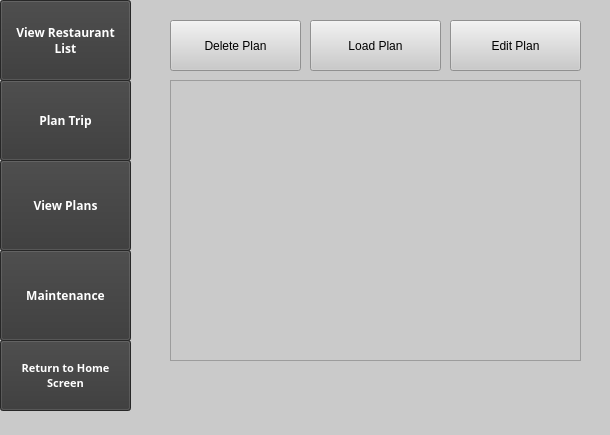
Old version of the form FastFoodFinder/mainwindow.ui in the repository annaali1/CS1DProject1.
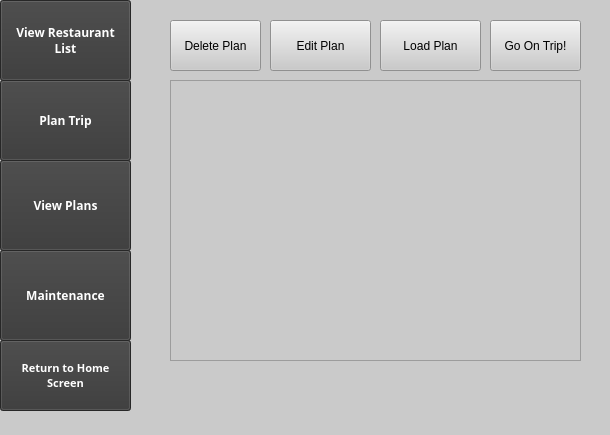
New version of the form. The open tabs and pages were chosen to show the change.

The edit to the form file:
```diff
--- a/FastFoodFinder/mainwindow.ui
+++ b/FastFoodFinder/mainwindow.ui
@@ -148,6 +148,15 @@
        </color>
       </brush>
      </colorrole>
+     <colorrole role="PlaceholderText">
+      <brush brushstyle="NoBrush">
+       <color alpha="128">
+        <red>255</red>
+        <green>255</green>
+        <blue>255</blue>
+       </color>
+      </brush>
+     </colorrole>
     </active>
     <inactive>
      <colorrole role="WindowText">
@@ -285,6 +294,15 @@
        </color>
       </brush>
      </colorrole>
+     <colorrole role="PlaceholderText">
+      <brush brushstyle="NoBrush">
+       <color alpha="128">
+        <red>255</red>
+        <green>255</green>
+        <blue>255</blue>
+       </color>
+      </brush>
+     </colorrole>
     </inactive>
     <disabled>
      <colorrole role="WindowText">
@@ -422,6 +440,15 @@
        </color>
       </brush>
      </colorrole>
+     <colorrole role="PlaceholderText">
+      <brush brushstyle="NoBrush">
+       <color alpha="128">
+        <red>255</red>
+        <green>255</green>
+        <blue>255</blue>
+       </color>
+      </brush>
+     </colorrole>
     </disabled>
    </palette>
   </property>
@@ -619,38 +646,12 @@
      </widget>
     </widget>
     <widget class="QWidget" name="viewPlansPage">
-     <widget class="QPushButton" name="loadPlan_button">
-      <property name="geometry">
-       <rect>
-        <x>180</x>
-        <y>20</y>
-        <width>131</width>
-        <height>51</height>
-       </rect>
-      </property>
-      <property name="text">
-       <string>Load Plan</string>
-      </property>
-     </widget>
-     <widget class="QPushButton" name="deletePlan_button">
-      <property name="geometry">
-       <rect>
-        <x>40</x>
-        <y>20</y>
-        <width>131</width>
-        <height>51</height>
-       </rect>
-      </property>
-      <property name="text">
-       <string>Delete Plan</string>
-      </property>
-     </widget>
      <widget class="QPushButton" name="editPlan_button">
       <property name="geometry">
        <rect>
-        <x>320</x>
+        <x>140</x>
         <y>20</y>
-        <width>131</width>
+        <width>101</width>
         <height>51</height>
        </rect>
       </property>
@@ -658,6 +659,32 @@
        <string>Edit Plan</string>
       </property>
      </widget>
+     <widget class="QPushButton" name="deletePlan_button">
+      <property name="geometry">
+       <rect>
+        <x>40</x>
+        <y>20</y>
+        <width>91</width>
+        <height>51</height>
+       </rect>
+      </property>
+      <property name="text">
+       <string>Delete Plan</string>
+      </property>
+     </widget>
+     <widget class="QPushButton" name="trip_button">
+      <property name="geometry">
+       <rect>
+        <x>360</x>
+        <y>20</y>
+        <width>91</width>
+        <height>51</height>
+       </rect>
+      </property>
+      <property name="text">
+       <string>Go On Trip!</string>
+      </property>
+     </widget>
      <widget class="QListWidget" name="listWidget">
       <property name="geometry">
        <rect>
@@ -668,6 +695,19 @@
        </rect>
       </property>
      </widget>
+     <widget class="QPushButton" name="loadPlan_button">
+      <property name="geometry">
+       <rect>
+        <x>250</x>
+        <y>20</y>
+        <width>101</width>
+        <height>51</height>
+       </rect>
+      </property>
+      <property name="text">
+       <string>Load Plan</string>
+      </property>
+     </widget>
     </widget>
     <widget class="QWidget" name="maintanencePage">
      <widget class="QListWidget" name="maintenance_listWidget">
```
Left out of the diff: 82 changed lines with no effect on the pictures.
